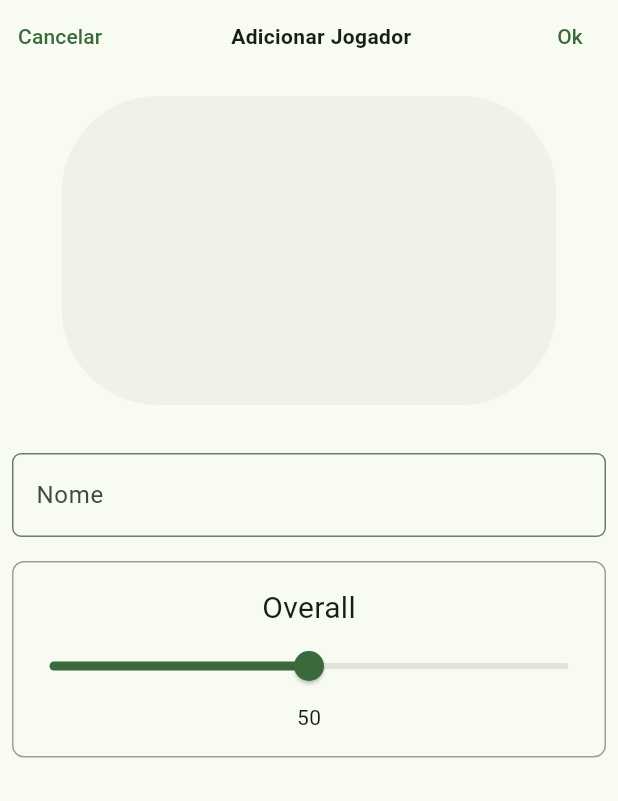
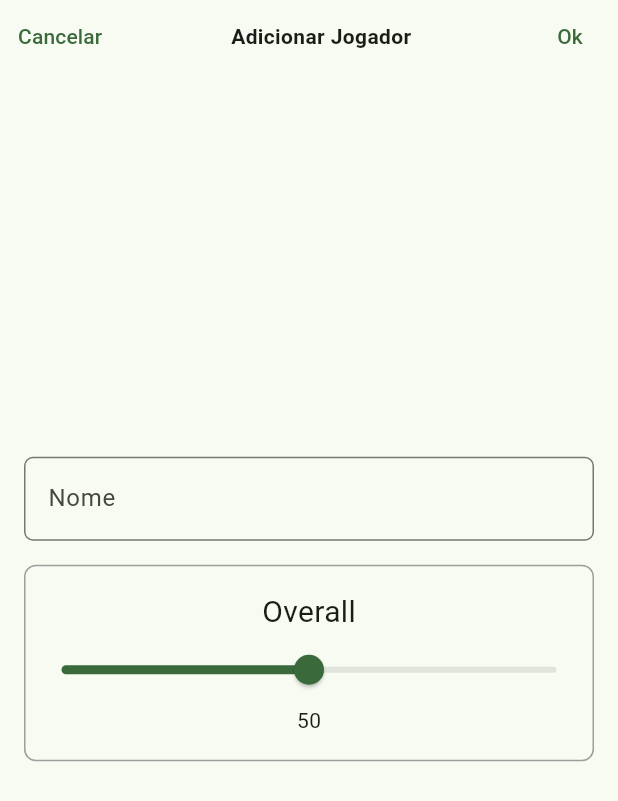
Before and after one commit to Felcks/team_draw, a Flutter app: the PlayerCreationPage screen opened directly with empty values, on a phone screen of 412 x 824 dp. Shown: the top 801 px of the screen. Run offline on Flutter 3.47's test engine with Material 2 defaults, Android fonts, the light colour scheme and no system bars; our stand-ins replace cloud_firestore, firebase_core, freezed_annotation; missing offline and left inert: day_night_time_picker; accounts and stored records are empty; project files that could hold a hidden picture were left out.

Commit message:
PlayerCreation newInterface

```diff
--- a/lib/modules/player/presentation/player_creation/player_creation.dart
+++ b/lib/modules/player/presentation/player_creation/player_creation.dart
@@ -36,20 +36,24 @@ class _PlayerCreationPageState extends State<PlayerCreationPage> {
     return Scaffold(
       body: SafeArea(
         child: Column(
+          mainAxisAlignment: MainAxisAlignment.spaceBetween,
           children: [
             _header(),
             SizedBox(
               height: 16,
             ),
-            _photoWidget(),
-            SizedBox(
+            /*_photoWidget(),
+            /SizedBox(
               height: 32,
-            ),
-            Container(
-              color: Colors.white.withOpacity(0.1),
+            ),*/
+            Expanded(
+              flex: 9,
+              child: Center(
+                child: Container(
                   child: Padding(
-                padding: EdgeInsets.symmetric(horizontal: 8),
+                    padding: EdgeInsets.symmetric(horizontal: 16),
                     child: Column(
+                      mainAxisSize: MainAxisSize.min,
                       children: [
                         _nameTextField(),
                         SizedBox(
@@ -60,9 +64,12 @@ class _PlayerCreationPageState extends State<PlayerCreationPage> {
                     ),
                   ),
                 ),
-            SizedBox(
-              height: 32,
               ),
+            ),
+            Expanded(
+              flex: 1,
+              child: Container(),
+            )
           ],
         ),
       ),
@@ -174,13 +181,19 @@ class _PlayerCreationPageState extends State<PlayerCreationPage> {
   }
 
   Widget _photoWidget() {
-    return Container(
-      width: MediaQuery.of(context).size.width * 0.8,
-      height: MediaQuery.of(context).size.width * 0.5,
-      decoration: new BoxDecoration(
-        color: Colors.grey.withOpacity(0.1),
-        shape: BoxShape.rectangle,
-        borderRadius: BorderRadius.circular(64),
+    return SizedBox(
+      height: MediaQuery.of(context).size.height / 3,
+      child: AspectRatio(
+        aspectRatio: 3 / 4,
+        child: Card(
+          child: ClipRRect(
+            borderRadius: BorderRadius.all(Radius.circular(16)),
+            child: Image.network(
+              "https://i2-prod.chroniclelive.co.uk/incoming/article21727252.ece/ALTERNATES/s1227b/0_FernandezJPG.jpg",
+              fit: BoxFit.cover,
+            ),
+          ),
+        ),
       ),
     );
   }
```
Lines whose indentation alone changed are shown as unchanged.
